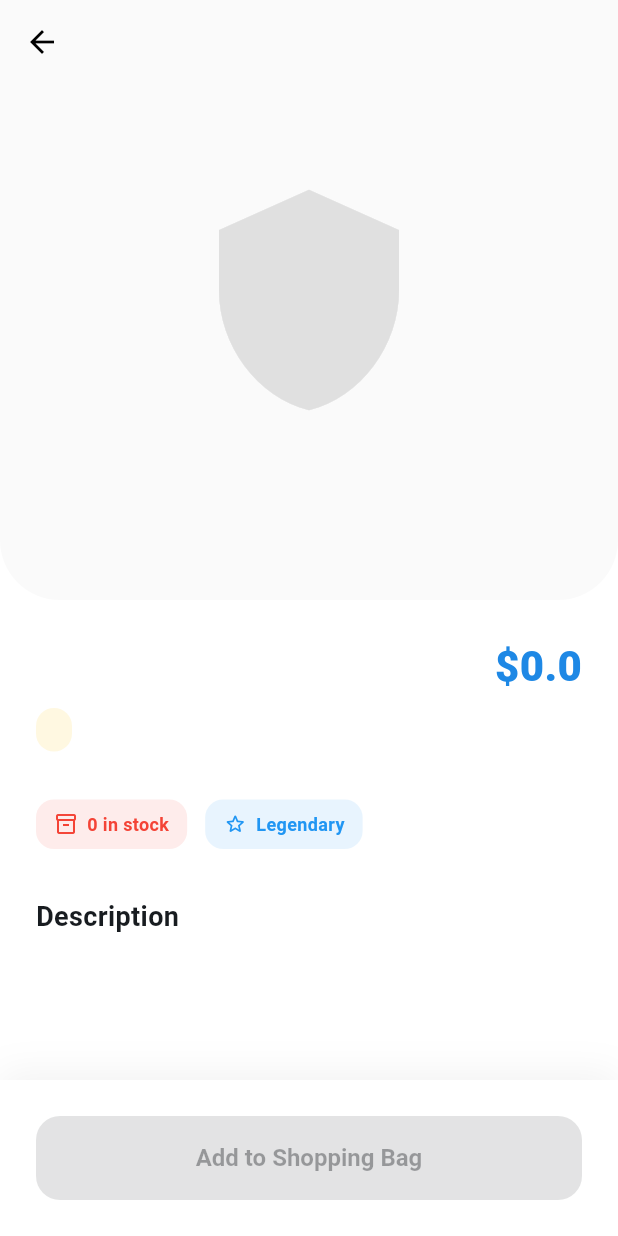
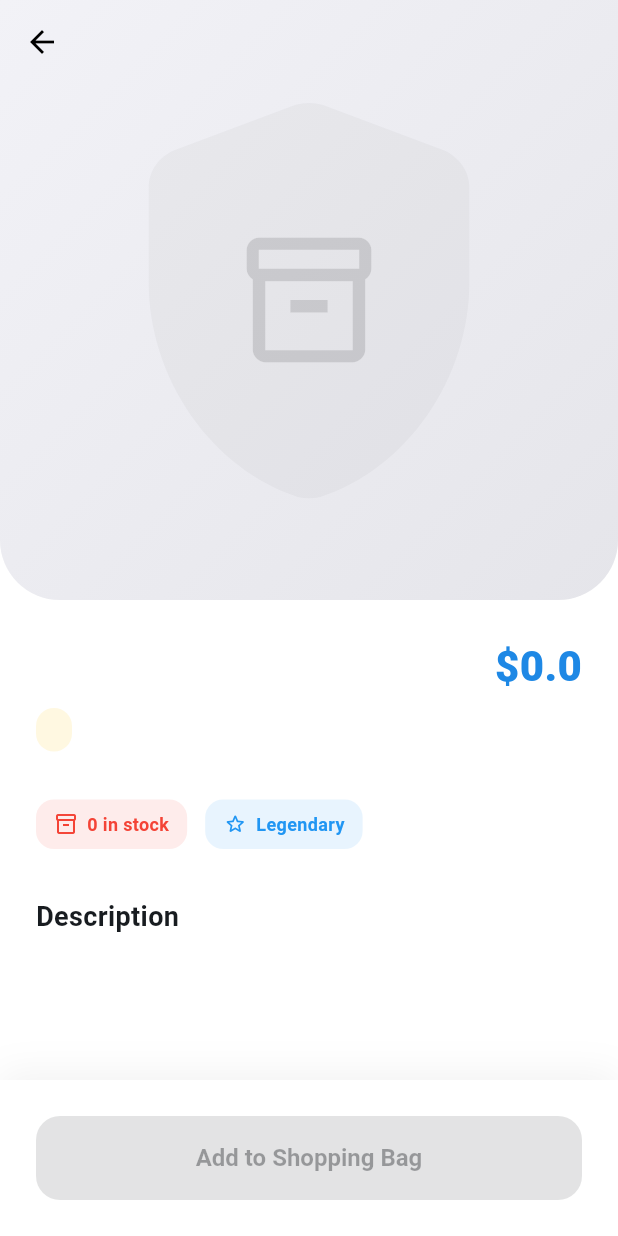
Before and after one commit to Agerbav/gacha_merch, a Flutter app: the WeaponDetailScreen screen opened directly with empty values, on a phone screen of 412 x 824 dp. Run offline on Flutter 3.47's test engine with Material 3 defaults, Android fonts, the phone set to English and light mode, and no system bars; our stand-ins replace google_sign_in, image_picker, shared_preferences; accounts and stored records are empty; network calls fail.

Commit message:
Update image placeholder

```diff
--- a/lib/screens/admin_screen.dart
+++ b/lib/screens/admin_screen.dart
@@ -5,6 +5,7 @@ import 'package:image_picker/image_picker.dart';
 import '../models/models.dart';
 import '../providers/auth_provider.dart';
 import '../providers/weapon_provider.dart';
+import '../widgets/weapon_image.dart';
 
 class AdminScreen extends StatefulWidget {
   const AdminScreen({super.key});
@@ -161,12 +162,11 @@ class _AdminScreenState extends State<AdminScreen> with SingleTickerProviderStat
               width: 48,
               height: 48,
               decoration: BoxDecoration(color: Colors.grey.shade50, borderRadius: BorderRadius.circular(12)),
-              child: weapon.image.isNotEmpty
-                ? ClipRRect(
-                    borderRadius: BorderRadius.circular(12),
-                    child: Image.network(weapon.image, fit: BoxFit.cover, errorBuilder: (_, __, ___) => const Icon(Icons.shield, color: Colors.grey)),
-                  )
-                : const Icon(Icons.shield, color: Colors.grey),
+              child: WeaponImage(
+                imageUrl: weapon.image,
+                borderRadius: BorderRadius.circular(12),
+                iconSize: 24,
+              ),
             ),
             title: Text(weapon.name, style: const TextStyle(fontWeight: FontWeight.bold)),
             subtitle: Column(
@@ -388,8 +388,9 @@ class _AdminScreenState extends State<AdminScreen> with SingleTickerProviderStat
                           child: _imagePreviewBytes != null
                               ? ClipRRect(borderRadius: BorderRadius.circular(16), child: Image.memory(_imagePreviewBytes!, fit: BoxFit.cover))
                               : weapon != null && weapon.image.isNotEmpty
-                                  ? ClipRRect(borderRadius: BorderRadius.circular(16), child: Image.network(weapon.image, fit: BoxFit.cover))
+                                  ? WeaponImage(imageUrl: weapon.image, borderRadius: BorderRadius.circular(16), iconSize: 40)
                                   : Column(
+
                                       mainAxisAlignment: MainAxisAlignment.center,
                                       children: [
                                         Icon(Icons.add_a_photo_outlined, color: Colors.grey.shade600),
--- a/lib/screens/cart_screen.dart
+++ b/lib/screens/cart_screen.dart
@@ -1,9 +1,11 @@
 import 'package:flutter/material.dart';
 import 'package:provider/provider.dart';
+import '../providers/weapon_provider.dart';
 import '../providers/auth_provider.dart';
-import '../providers/weapon_provider.dart';
+import '../widgets/weapon_image.dart';
 
 class CartScreen extends StatelessWidget {
+
   const CartScreen({super.key});
 
   @override
@@ -82,9 +84,12 @@ class CartScreen extends StatelessWidget {
                                 ),
                                 child: ClipRRect(
                                   borderRadius: BorderRadius.circular(18),
-                                  child: weapon.image.isNotEmpty
-                                    ? Image.network(weapon.image, fit: BoxFit.cover, errorBuilder: (_, __, ___) => const Icon(Icons.shield, color: Colors.grey))
-                                    : const Icon(Icons.shield, color: Colors.grey),
+                                  child: WeaponImage(
+                                  imageUrl: weapon.image,
+                                  fit: BoxFit.cover,
+                                  borderRadius: BorderRadius.circular(12),
+                                  iconSize: 24,
+                                ),
                                 ),
                               ),
                               const SizedBox(width: 16),
--- a/lib/screens/home_screen.dart
+++ b/lib/screens/home_screen.dart
@@ -6,6 +6,8 @@ import '../providers/theme_provider.dart';
 import 'weapon_detail_screen.dart';
 import 'cart_screen.dart';
 import 'admin_screen.dart';
+
+import '../widgets/weapon_image.dart';
 
 class HomeScreen extends StatefulWidget {
   const HomeScreen({super.key});
@@ -133,18 +135,9 @@ class _HomeScreenState extends State<HomeScreen> {
                                 ),
                                 child: Hero(
                                   tag: 'weapon-${weapon.id}',
-                                  child: ClipRRect(
+                                  child: WeaponImage(
+                                    imageUrl: weapon.image,
                                     borderRadius: BorderRadius.circular(20),
-                                    child: Material(
-                                      color: Colors.transparent,
-                                      child: weapon.image.isNotEmpty
-                                        ? Image.network(
-                                            weapon.image,
-                                            fit: BoxFit.cover,
-                                            errorBuilder: (_, __, ___) => Icon(Icons.shield_moon_outlined, size: 48, color: Colors.grey.shade400)
-                                          )
-                                        : Icon(Icons.shield_moon_outlined, size: 48, color: Colors.grey.shade400),
-                                    ),
                                   ),
                                 ),
                               ),
--- a/lib/screens/weapon_detail_screen.dart
+++ b/lib/screens/weapon_detail_screen.dart
@@ -3,6 +3,7 @@ import 'package:provider/provider.dart';
 import '../models/models.dart';
 import '../providers/auth_provider.dart';
 import '../providers/weapon_provider.dart';
+import '../widgets/weapon_image.dart';
 
 class WeaponDetailScreen extends StatefulWidget {
   final Weapon weapon;
@@ -66,14 +67,12 @@ class _WeaponDetailScreenState extends State<WeaponDetailScreen> {
               child: Center(
                 child: Hero(
                   tag: 'weapon-${currentWeapon.id}',
-                  child: Material(
-                    color: Colors.transparent,
-                    child: currentWeapon.image.isNotEmpty
-                      ? ClipRRect(
-                          borderRadius: const BorderRadius.vertical(bottom: Radius.circular(40)),
-                          child: Image.network(currentWeapon.image, width: double.infinity, height: 400, fit: BoxFit.cover, errorBuilder: (_, __, ___) => Icon(Icons.shield, size: 160, color: Colors.grey.shade300)),
-                        )
-                      : Icon(Icons.shield, size: 160, color: Colors.grey.shade300),
+                  child: WeaponImage(
+                    imageUrl: currentWeapon.image,
+                    width: double.infinity,
+                    height: 400,
+                    borderRadius: const BorderRadius.vertical(bottom: Radius.circular(40)),
+                    iconSize: 100,
                   ),
                 ),
               ),
--- /dev/null
+++ b/lib/widgets/weapon_image.dart
@@ -0,0 +1,106 @@
+import 'package:flutter/material.dart';
+
+class WeaponImage extends StatelessWidget {
+  final String imageUrl;
+  final double? width;
+  final double? height;
+  final BoxFit fit;
+  final BorderRadius? borderRadius;
+  final double iconSize;
+
+  const WeaponImage({
+    super.key,
+    required this.imageUrl,
+    this.width,
+    this.height,
+    this.fit = BoxFit.cover,
+    this.borderRadius,
+    this.iconSize = 48,
+  });
+
+  @override
+  Widget build(BuildContext context) {
+    final effectiveBorderRadius = borderRadius ?? BorderRadius.zero;
+
+    return ClipRRect(
+      borderRadius: effectiveBorderRadius,
+      child: imageUrl.isNotEmpty
+          ? Image.network(
+              imageUrl,
+              width: width,
+              height: height,
+              fit: fit,
+              loadingBuilder: (context, child, loadingProgress) {
+                if (loadingProgress == null) return child;
+                return _buildPlaceholder(context, isLoading: true);
+              },
+              errorBuilder: (context, error, stackTrace) => _buildPlaceholder(context, isError: true),
+            )
+          : _buildPlaceholder(context),
+    );
+  }
+
+  Widget _buildPlaceholder(BuildContext context, {bool isError = false, bool isLoading = false}) {
+    final isDark = Theme.of(context).brightness == Brightness.dark;
+
+    return Container(
+      width: width,
+      height: height,
+      decoration: BoxDecoration(
+        gradient: LinearGradient(
+          begin: Alignment.topLeft,
+          end: Alignment.bottomRight,
+          colors: isDark
+              ? [
+                  const Color(0xFF2C2C2E),
+                  const Color(0xFF1C1C1E),
+                ]
+              : [
+                  const Color(0xFFF2F2F7),
+                  const Color(0xFFE5E5EA),
+                ],
+        ),
+      ),
+      child: Stack(
+        alignment: Alignment.center,
+        children: [
+          // Large faint background icon
+          Opacity(
+            opacity: 0.03,
+            child: Icon(
+              Icons.shield_rounded,
+              size: (height ?? 100) * 0.8,
+              color: isDark ? Colors.white : Colors.black,
+            ),
+          ),
+          // Main icon
+          Column(
+            mainAxisAlignment: MainAxisAlignment.center,
+            children: [
+              Icon(
+                isError
+                  ? Icons.broken_image_outlined
+                  : (isLoading ? Icons.image_outlined : Icons.inventory_2_outlined),
+                size: iconSize,
+                color: isDark ? Colors.white24 : Colors.black12,
+              ),
+              if (isLoading) ...[
+                const SizedBox(height: 8),
+                SizedBox(
+                  width: iconSize * 0.5,
+                  child: LinearProgressIndicator(
+                    backgroundColor: isDark ? Colors.white10 : Colors.black12,
+                    valueColor: AlwaysStoppedAnimation<Color>(
+                      isDark ? Colors.white24 : Colors.black12,
+                    ),
+                    minHeight: 2,
+                  ),
+                ),
+              ],
+            ],
+          ),
+        ],
+      ),
+    );
+  }
+}
```
